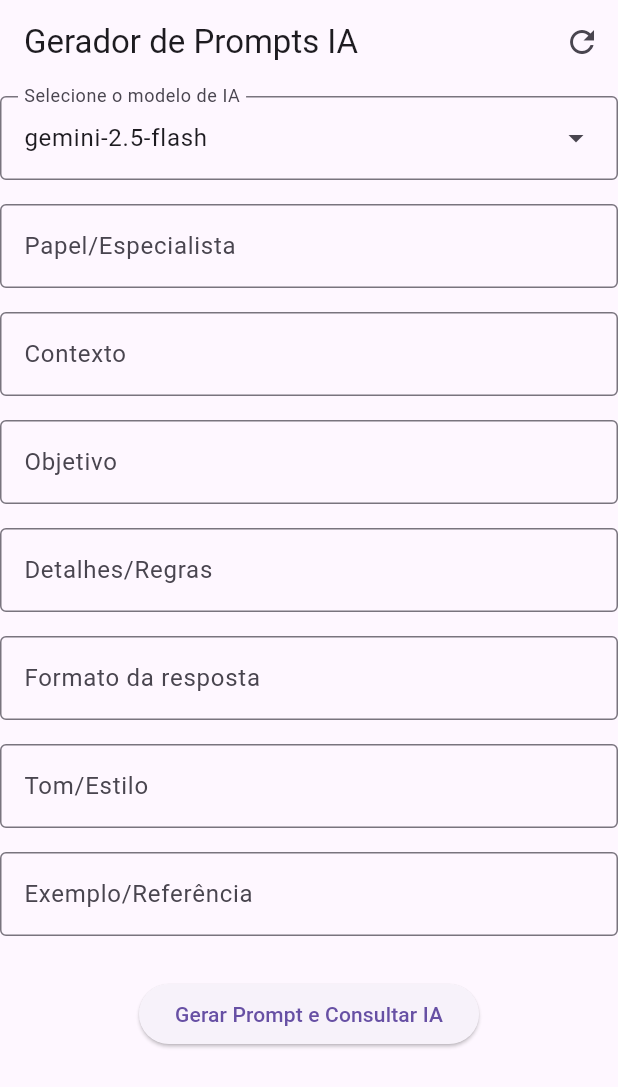
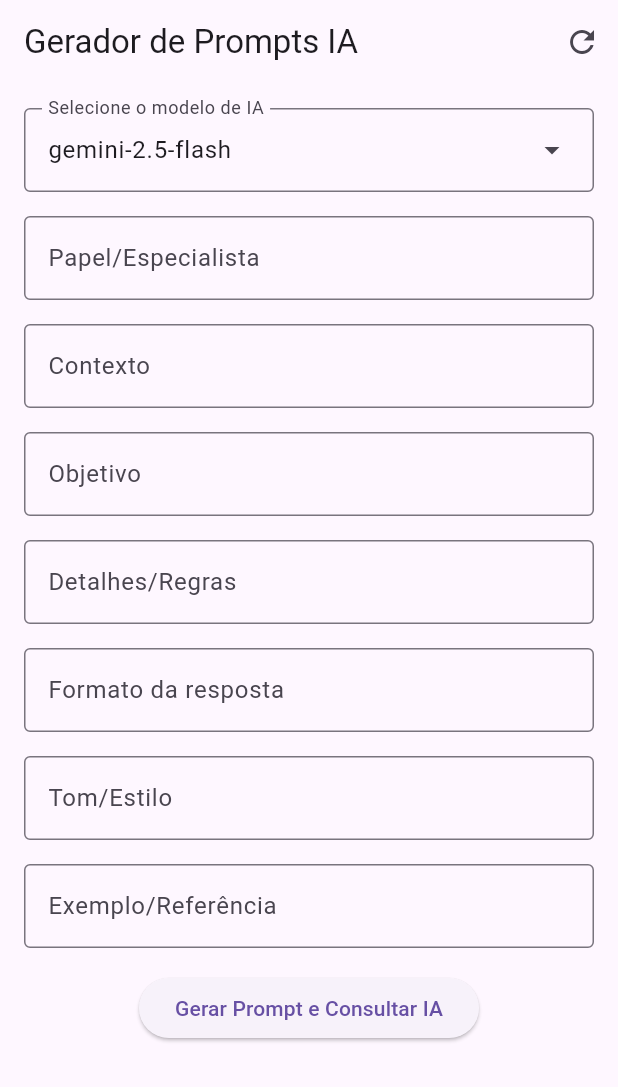
Before and after one commit to Kainato/gem_prompt, a Flutter app: the screen it shows after launch, on a phone screen of 412 x 824 dp. Shown: the top 1087 px of the screen. Run offline on Flutter 3.47's test engine with Material 3 defaults, Android fonts, the phone set to English and light mode, and no system bars; our stand-ins replace dio, flutter_markdown, google_generative_ai, logger; network calls fail.

Commit message:
Refatorar: substituir campos de texto por WdTextFormField no PromptForm

```diff
--- a/lib/features/home/home_page.dart
+++ b/lib/features/home/home_page.dart
@@ -6,6 +6,7 @@ import 'package:prompt_app/main.dart';
 
 import '../../functions/wd_helpers.dart';
 import '../../services/gemini_service.dart';
+import '../../widgets/form/wd_text_form_field.dart';
 import '../../widgets/layout/wd_scaffold.dart';
 
 class PromptForm extends StatefulWidget {
@@ -115,15 +116,13 @@ class PromptFormState extends State<PromptForm> {
           },
         ),
       ],
-      padding: EdgeInsets.zero,
       body: SingleChildScrollView(
         child: Form(
           key: _formKey,
           child: Column(
+            spacing: 16.0,
             children: [
-              Padding(
-                padding: const EdgeInsets.symmetric(vertical: 8.0),
-                child: FutureBuilder(
+              FutureBuilder(
                 future: GeminiService.listarModelos(apiKey),
                 builder: (context, snapshot) {
                   if (snapshot.connectionState == ConnectionState.waiting) {
@@ -148,15 +147,31 @@ class PromptFormState extends State<PromptForm> {
                   }
                 },
               ),
+              WdTextFormField(
+                label: "Papel/Especialista",
+                controller: _papelController,
               ),
-              buildTextField("Papel/Especialista", _papelController),
-              buildTextField("Contexto", _contextoController),
-              buildTextField("Objetivo", _objetivoController),
-              buildTextField("Detalhes/Regras", _detalhesController),
-              buildTextField("Formato da resposta", _formatoController),
-              buildTextField("Tom/Estilo", _tomController),
-              buildTextField("Exemplo/Referência", _exemploController),
-              SizedBox(height: 20),
+              WdTextFormField(
+                label: "Contexto",
+                controller: _contextoController,
+              ),
+              WdTextFormField(
+                label: "Objetivo",
+                controller: _objetivoController,
+              ),
+              WdTextFormField(
+                label: "Detalhes/Regras",
+                controller: _detalhesController,
+              ),
+              WdTextFormField(
+                label: "Formato da resposta",
+                controller: _formatoController,
+              ),
+              WdTextFormField(label: "Tom/Estilo", controller: _tomController),
+              WdTextFormField(
+                label: "Exemplo/Referência",
+                controller: _exemploController,
+              ),
               ElevatedButton(
                 onPressed: () {
                   if (_formKey.currentState!.validate()) {
@@ -165,7 +180,6 @@ class PromptFormState extends State<PromptForm> {
                 },
                 child: Text("Gerar Prompt e Consultar IA"),
               ),
-              SizedBox(height: 20),
               if (carregando) CircularProgressIndicator(),
               if (respostaIA != null)
                 Card(
@@ -181,18 +195,4 @@ class PromptFormState extends State<PromptForm> {
       ),
     );
   }
-
-  Widget buildTextField(String label, TextEditingController controller) {
-    return Padding(
-      padding: EdgeInsets.symmetric(vertical: 8),
-      child: TextFormField(
-        controller: controller,
-        decoration: InputDecoration(
-          labelText: label,
-          border: OutlineInputBorder(),
-        ),
-        maxLines: null,
-      ),
-    );
 }
-}
--- /dev/null
+++ b/lib/widgets/form/wd_text_form_field.dart
@@ -0,0 +1,19 @@
+import 'package:flutter/material.dart';
+
+class WdTextFormField extends StatelessWidget {
+  final String label;
+  final TextEditingController? controller;
+  const WdTextFormField({super.key, required this.label, this.controller});
+
+  @override
+  Widget build(BuildContext context) {
+    return TextFormField(
+      maxLines: null,
+      controller: controller,
+      decoration: InputDecoration(
+        labelText: label,
+        border: OutlineInputBorder(),
+      ),
+    );
+  }
+}
```
Lines whose indentation alone changed are shown as unchanged.
